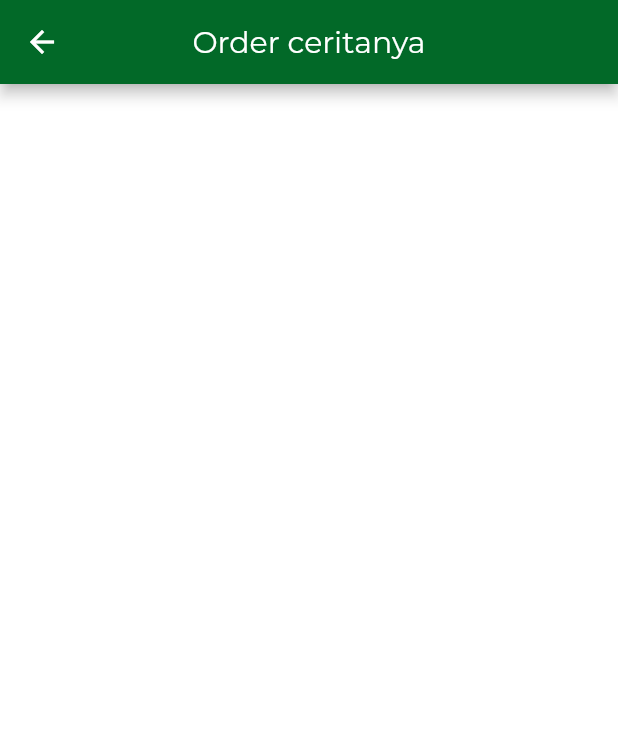
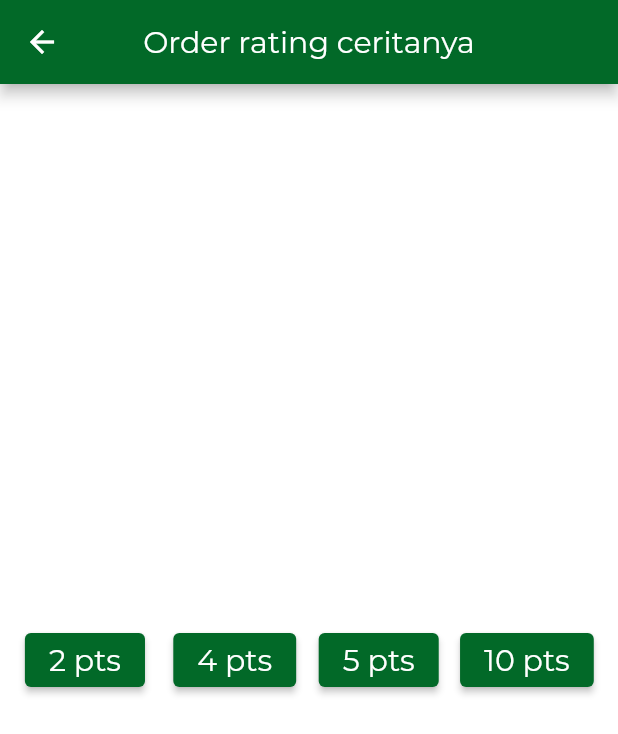
Before and after one commit to rannnayy/Milestone02_K29, a Flutter app: the OrderRating screen opened directly, on a phone screen of 412 x 824 dp. Shown: the top 734 px of the screen. Run offline on Flutter 3.47's test engine with Material 2 defaults, Android fonts, the phone set to English and light mode, and no system bars; missing offline and left inert: dart:ffi; project files that could hold a hidden picture were left out.

Commit message:
Modified order_rating.dart, added points button

```diff
--- a/src/clean_out_co/lib/pages/order_rating.dart
+++ b/src/clean_out_co/lib/pages/order_rating.dart
@@ -15,9 +15,78 @@ class _OrderRatingState extends State<OrderRating> {
     return Scaffold(
         appBar: AppBar(
           backgroundColor: MyColors.greenColor,
-          title: Text('Order ceritanya'),
+          title: Text('Order rating ceritanya'),
           centerTitle: true,
-        )
+        ),
+        body: Stack(
+          children: <Widget>[
+           twoptsButton(),
+            fourptsButton(),
+            fiveptsButton(),
+            tenptsButton(),
+          ]
+        ),
+
     );
   }
 }
+
+Widget twoptsButton() {
+  return Align(
+    alignment: Alignment(-0.9, 0.0),
+    child: ElevatedButton(
+      child: Text(
+        '2 pts',
+        style: TextStyle(fontSize: 20),
+      ),
+      onPressed: () {
+        print('Pressed');
+      },
+    ),
+  );
+}
+
+Widget fourptsButton() {
+  return Align(
+    alignment: Alignment(-0.3, 0.0),
+    child: ElevatedButton(
+      child: Text(
+        '4 pts',
+        style: TextStyle(fontSize: 20),
+      ),
+      onPressed: () {
+        print('Pressed');
+      },
+    ),
+  );
+}
+
+Widget fiveptsButton() {
+  return Align(
+    alignment: Alignment(0.28, 0.0),
+    child: ElevatedButton(
+      child: Text(
+        '5 pts',
+        style: TextStyle(fontSize: 20),
+      ),
+      onPressed: () {
+        print('Pressed');
+      },
+    ),
+  );
+}
+
+Widget tenptsButton() {
+  return Align(
+    alignment: Alignment(0.9, 0.0),
+    child: ElevatedButton(
+      child: Text(
+        '10 pts',
+        style: TextStyle(fontSize: 20),
+      ),
+      onPressed: () {
+        print('Pressed');
+      },
+    ),
+  );
+}
--- a/src/clean_out_co/lib/widget/bottom_nav_bar.dart
+++ b/src/clean_out_co/lib/widget/bottom_nav_bar.dart
@@ -2,6 +2,7 @@ import 'package:clean_out_co/pages/bantuan.dart';
 import 'package:clean_out_co/pages/home_screen.dart';
 import 'package:clean_out_co/pages/profile_page.dart';
 import 'package:clean_out_co/pages/search_order.dart';
+import 'package:clean_out_co/pages/order_rating.dart';
 import 'package:flutter/material.dart';
 
 class BottomNavigationCleanOut extends StatefulWidget {
@@ -17,7 +18,7 @@ class _BottomNavigationCleanOutState extends State<BottomNavigationCleanOut> {
     HomeScreen(),
     SearchOrder(),
     ProfilePage(),
-    Bantuan()
+    OrderRating()
   ];
 
   void _onItemTapped(int index) {
```
